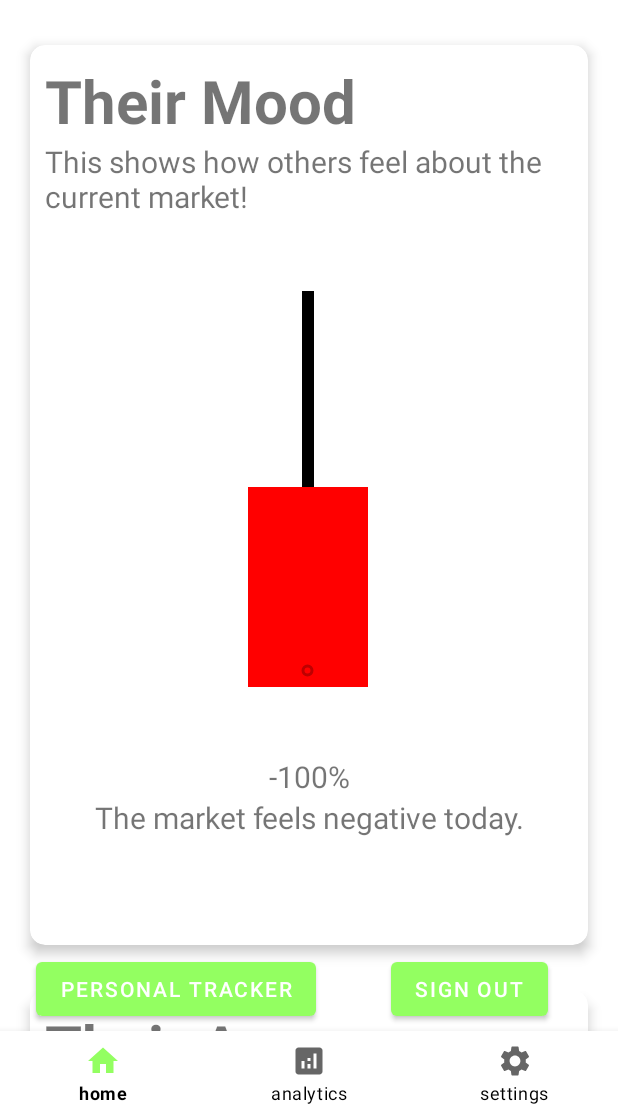
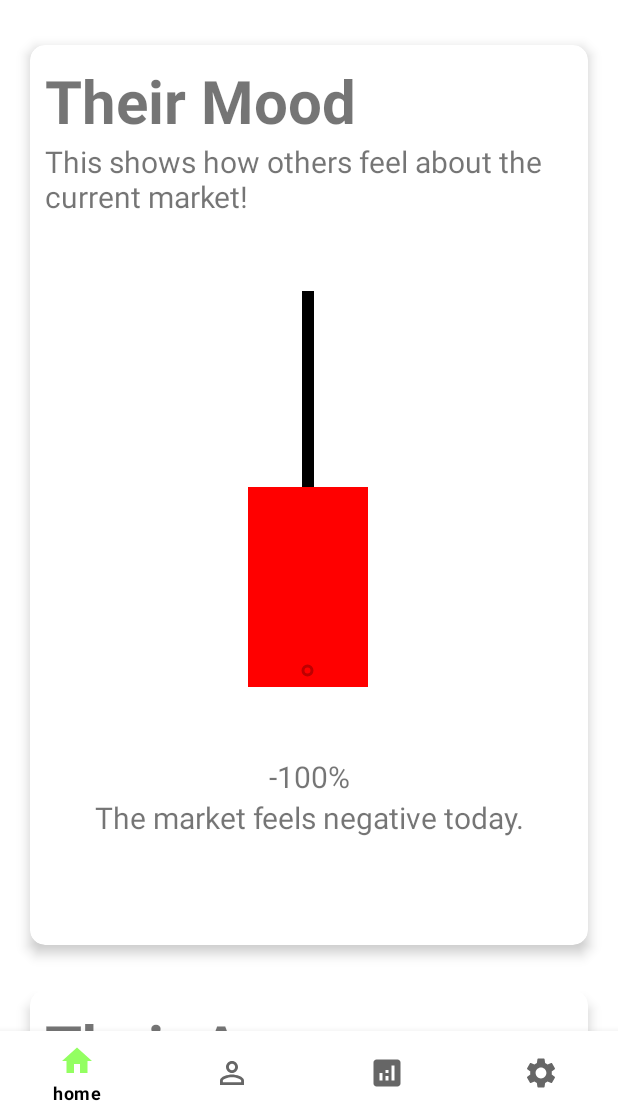
Before and after one commit to ailyn00/MoodIndex, an Android app: the screen it shows after launch once a user with an empty profile is signed in (HomePage), on a phone screen of 412 x 824 dp, the part 121-1236 px from its top. Run offline under Robolectric (Android 15) with nearby library versions, the phone set to English and light mode, and no system bars; our stand-ins replace Firebase (no records; nobody signed in at launch, a user with empty details on screens opened directly).

Commit message:
putting sign out in settings and personal tracker in the nav bar

```diff
--- a/app/src/main/java/com/example/mycanvas/HomePage.java
+++ b/app/src/main/java/com/example/mycanvas/HomePage.java
@@ -39,11 +39,11 @@ public class HomePage extends AppCompatActivity implements View.OnClickListener{
         // Check if user is logged in or not
         isLoggedIn();
 
-        Button PersonalTracker = findViewById(R.id.Personal_Tracker);
-        Button SignOut = findViewById(R.id.SignOut);
+//        Button PersonalTracker = findViewById(R.id.Personal_Tracker);
+//        Button SignOut = findViewById(R.id.SignOut);
 
-        PersonalTracker.setOnClickListener(this);
-        SignOut.setOnClickListener(this);
+//        PersonalTracker.setOnClickListener(this);
+//        SignOut.setOnClickListener(this);
 
         avgMoodSeekBar = findViewById(R.id.avgMoodSeekBar);
         avgPctgTxt = findViewById(R.id.avgPctgTxt);
@@ -71,6 +71,13 @@ public class HomePage extends AppCompatActivity implements View.OnClickListener{
                    case  R.id.homePage:
 
                         return true;
+
+
+                  case R.id.personalTracker:
+                      startActivity(new Intent(getApplicationContext(), PersonalTracker.class));
+                      overridePendingTransition(0, 0);
+                      return true;
+
                     case R.id.analytics:
                         startActivity(new Intent(getApplicationContext(),analytics.class));
                         overridePendingTransition(0,0);
@@ -86,7 +93,8 @@ public class HomePage extends AppCompatActivity implements View.OnClickListener{
        }
        });
 
-
+//      navbar navbar = new navbar();
+//      navbar.setBottomNavigationView(bottomNavigationView);
 
 
 
@@ -113,9 +121,9 @@ public class HomePage extends AppCompatActivity implements View.OnClickListener{
     @Override
     public void onClick(View view) {
         switch(view.getId()) {
-            case R.id.Personal_Tracker:
-                startActivity(new Intent(HomePage.this, PersonalTracker.class));
-                break;
+//            case R.id.Personal_Tracker:
+//                startActivity(new Intent(HomePage.this, PersonalTracker.class));
+//                break;
             case R.id.SignOut:
                 firebaseServices.userSignOut(new FirebaseServices.FirebaseServicesListener() {
                     @Override
--- /dev/null
+++ b/app/src/main/res/drawable/personal_tracker.xml
@@ -0,0 +1,10 @@
+<vector xmlns:android="http://schemas.android.com/apk/res/android"
+    android:width="24dp"
+    android:height="24dp"
+    android:viewportWidth="24"
+    android:viewportHeight="24"
+    android:tint="?attr/colorControlNormal">
+  <path
+      android:fillColor="@android:color/white"
+      android:pathData="M12,5.9c1.16,0 2.1,0.94 2.1,2.1s-0.94,2.1 -2.1,2.1S9.9,9.16 9.9,8s0.94,-2.1 2.1,-2.1m0,9c2.97,0 6.1,1.46 6.1,2.1v1.1L5.9,18.1L5.9,17c0,-0.64 3.13,-2.1 6.1,-2.1M12,4C9.79,4 8,5.79 8,8s1.79,4 4,4 4,-1.79 4,-4 -1.79,-4 -4,-4zM12,13c-2.67,0 -8,1.34 -8,4v3h16v-3c0,-2.66 -5.33,-4 -8,-4z"/>
+</vector>
--- a/app/src/main/res/layout/activity_home_page.xml
+++ b/app/src/main/res/layout/activity_home_page.xml
@@ -158,28 +158,10 @@
         </LinearLayout>
     </ScrollView>
 
-    <Button
-        android:id="@+id/Personal_Tracker"
-        android:layout_width="wrap_content"
-        android:layout_height="wrap_content"
-        android:layout_marginStart="24dp"
-        android:layout_marginBottom="60dp"
-        android:text="@string/Personal_Tracker"
-
-        android:layout_alignParentBottom="true" />
 
 
-    <Button
-        android:id="@+id/SignOut"
-        android:layout_width="wrap_content"
-        android:layout_height="wrap_content"
-        android:text="@string/SignOut"
-        android:layout_alignParentBottom="true"
-        android:layout_alignBaseline="@+id/Personal_Tracker"
-        android:layout_toEndOf="@+id/Personal_Tracker"
-        android:layout_marginLeft="50dp"
-        app:layout_constraintStart_toEndOf="@+id/Personal_Tracker"
-        />
+
+
 
     <com.google.android.material.bottomnavigation.BottomNavigationView
 
--- a/app/src/main/res/menu/bottom_menu.xml
+++ b/app/src/main/res/menu/bottom_menu.xml
@@ -5,6 +5,10 @@
           android:id="@+id/homePage"
         android:icon="@drawable/home"
         android:title="home"/>
+    <item
+        android:id="@+id/personalTracker"
+        android:icon="@drawable/personal_tracker"
+        android:title="personal tracker"/>
     <item
         android:id="@+id/analytics"
         android:icon="@drawable/analytics"
--- a/app/src/main/res/navigation/my_nav.xml
+++ b/app/src/main/res/navigation/my_nav.xml
@@ -20,4 +20,9 @@
         android:name="com.example.mycanvas.analytics"
         android:label="activity_analytics"
         tools:layout="@layout/activity_analytics" />
+    <activity
+        android:id="@+id/personalTracker"
+        android:name="com.example.mycanvas.PersonalTracker"
+        android:label="activity_personal_tracker"
+        tools:layout="@layout/activity_personal_tracker" />
 </navigation>
```
Also changed, not shown: app/src/main/java/com/example/mycanvas/PersonalTracker.java (+6 -2 lines), app/src/main/java/com/example/mycanvas/analytics.java (+8 -3 lines), app/src/main/java/com/example/mycanvas/navbar.java (added, +50 -0 lines), app/src/main/java/com/example/mycanvas/settings.java (+36 -4 lines), app/src/main/res/layout/activity_settings.xml (+14 -0 lines). Lines whose indentation alone changed are shown as unchanged.
